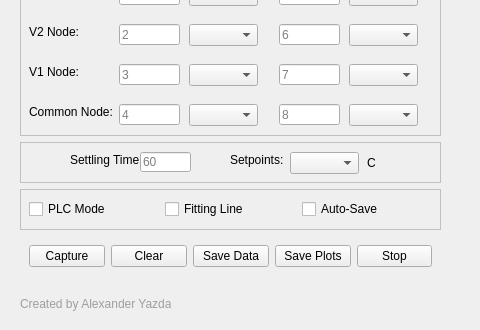
Above: TCR_Calibration_GUI_backend.ui from Alexyazdani/GUI_Testing before the change; both pictures show x 0 to 480 and y 306 to 636 of the 1104 by 636 pixel window. Below: the same form after it.
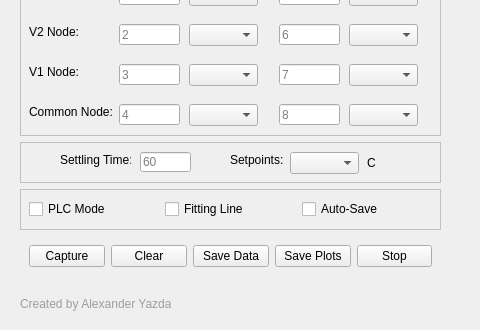
That is the form after the change.

Patch:
```diff
--- a/TCR_Calibration_GUI_backend.ui
+++ b/TCR_Calibration_GUI_backend.ui
@@ -752,7 +752,7 @@
         <widget class="QLabel" name="label_19">
          <property name="geometry">
           <rect>
-           <x>50</x>
+           <x>40</x>
            <y>10</y>
            <width>71</width>
            <height>16</height>
```
